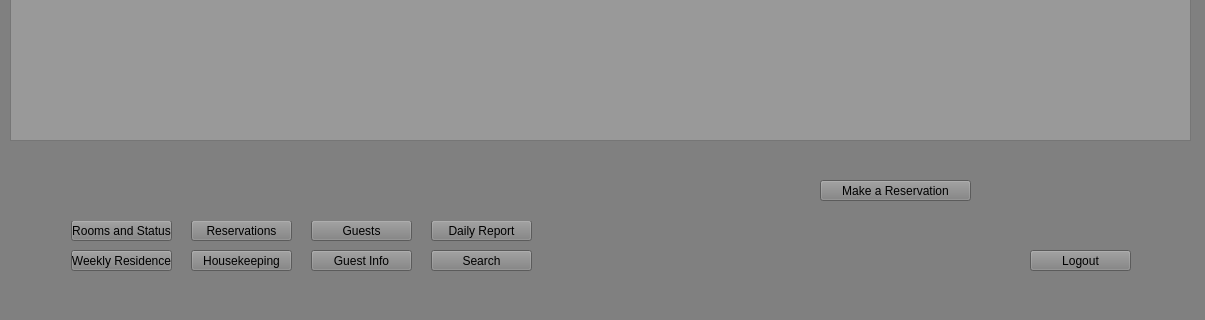
Qt form dashboard.ui (vain3219/463_project) before a commit; both pictures show x 0 to 1205 and y 440 to 760 of the 1205 by 760 pixel window.
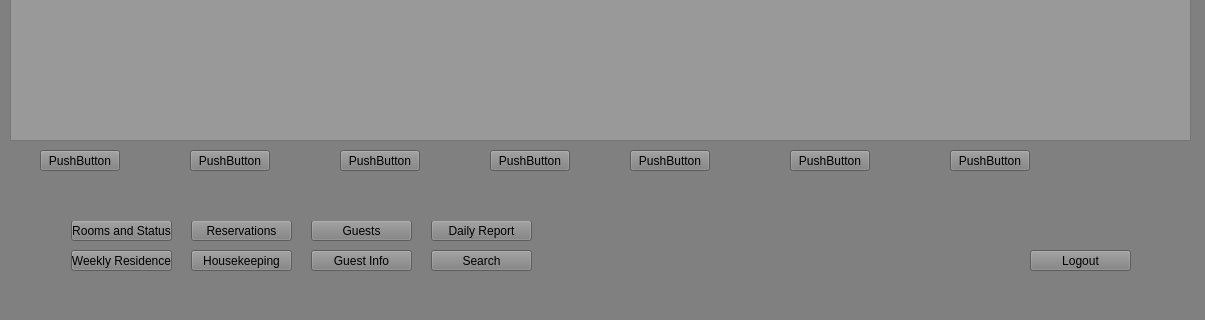
The same form after that commit.

```diff
--- a/dashboard.ui
+++ b/dashboard.ui
@@ -433,14 +433,14 @@
      <widget class="QStackedWidget" name="stackedWidgetSR">
       <property name="geometry">
        <rect>
-        <x>200</x>
+        <x>10</x>
         <y>590</y>
-        <width>801</width>
+        <width>1181</width>
         <height>81</height>
        </rect>
       </property>
       <property name="currentIndex">
-       <number>1</number>
+       <number>3</number>
       </property>
       <widget class="QWidget" name="BlankPage"/>
       <widget class="QWidget" name="ReservationPage">
@@ -486,6 +486,99 @@
         </property>
        </widget>
       </widget>
+      <widget class="QWidget" name="WeeklyRes">
+       <widget class="QPushButton" name="Day1">
+        <property name="geometry">
+         <rect>
+          <x>30</x>
+          <y>20</y>
+          <width>80</width>
+          <height>21</height>
+         </rect>
+        </property>
+        <property name="text">
+         <string>PushButton</string>
+        </property>
+       </widget>
+       <widget class="QPushButton" name="Day2">
+        <property name="geometry">
+         <rect>
+          <x>180</x>
+          <y>20</y>
+          <width>80</width>
+          <height>21</height>
+         </rect>
+        </property>
+        <property name="text">
+         <string>PushButton</string>
+        </property>
+       </widget>
+       <widget class="QPushButton" name="Day3">
+        <property name="geometry">
+         <rect>
+          <x>330</x>
+          <y>20</y>
+          <width>80</width>
+          <height>21</height>
+         </rect>
+        </property>
+        <property name="text">
+         <string>PushButton</string>
+        </property>
+       </widget>
+       <widget class="QPushButton" name="Day4">
+        <property name="geometry">
+         <rect>
+          <x>480</x>
+          <y>20</y>
+          <width>80</width>
+          <height>21</height>
+         </rect>
+        </property>
+        <property name="text">
+         <string>PushButton</string>
+        </property>
+       </widget>
+       <widget class="QPushButton" name="Day5">
+        <property name="geometry">
+         <rect>
+          <x>620</x>
+          <y>20</y>
+          <width>80</width>
+          <height>21</height>
+         </rect>
+        </property>
+        <property name="text">
+         <string>PushButton</string>
+        </property>
+       </widget>
+       <widget class="QPushButton" name="Day6">
+        <property name="geometry">
+         <rect>
+          <x>780</x>
+          <y>20</y>
+          <width>80</width>
+          <height>21</height>
+         </rect>
+        </property>
+        <property name="text">
+         <string>PushButton</string>
+        </property>
+       </widget>
+       <widget class="QPushButton" name="Day7">
+        <property name="geometry">
+         <rect>
+          <x>940</x>
+          <y>20</y>
+          <width>80</width>
+          <height>21</height>
+         </rect>
+        </property>
+        <property name="text">
+         <string>PushButton</string>
+        </property>
+       </widget>
+      </widget>
      </widget>
      <zorder>stackedWidgetSR</zorder>
      <zorder>DataTable</zorder>
```
